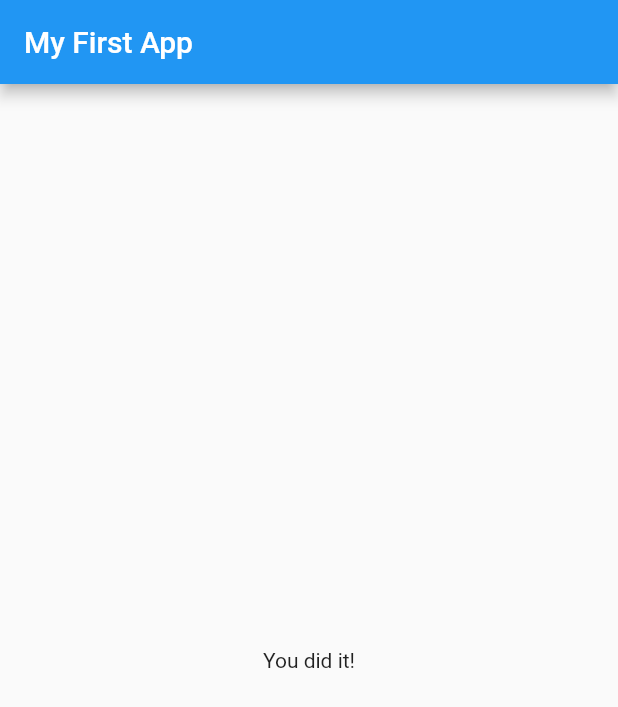
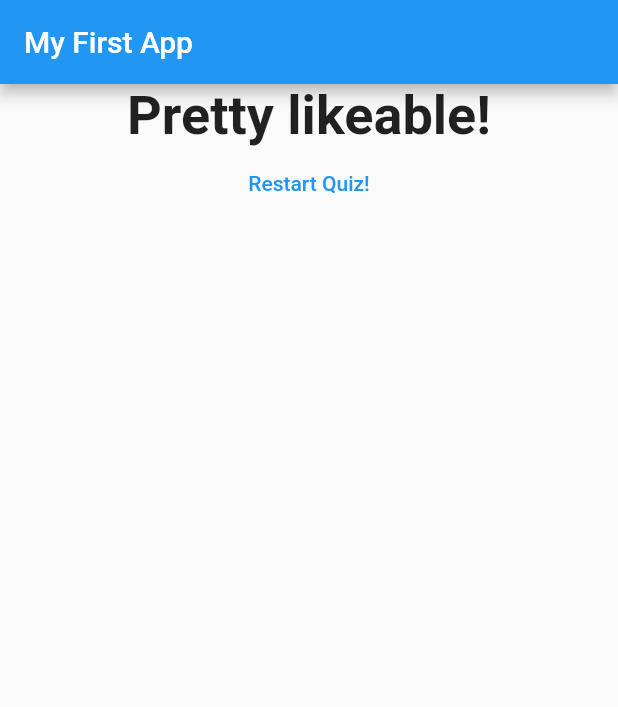
Before and after one commit to JaiminRana01/flutter_complete_guide, a Flutter app: the screen it shows after launch, after a tap on "Red", after a tap on "Elephant", after a tap on "Rohit", on a phone screen of 412 x 824 dp. Shown: the top 707 px of the screen. Run offline on Flutter 3.47's test engine with Material 2 defaults, Android fonts, the phone set to English and light mode, and no system bars.

Commit message:
quiz app finished

```diff
--- a/lib/main.dart
+++ b/lib/main.dart
@@ -17,21 +17,46 @@ class _MyAppState extends State<MyApp> {
   final _questions = const [
     {
       'questionText': 'What\'s your favorite color?',
-      'answers': ['Red', 'Black', 'Blue', 'White'],
+      'answers': [
+        {'text': 'Red', 'score': 5},
+        {'text': 'Black', 'score': 1},
+        {'text': 'Blue', 'score': 4},
+        {'text': 'White', 'score': 3}
+      ],
     },
     {
       'questionText': 'What\'s your favorite animal?',
-      'answers': ['Lion', 'Elephant', 'Cat', 'Dog'],
+      'answers': [
+        {'text': 'Lion', 'score': 4},
+        {'text': 'Elephant', 'score': 3},
+        {'text': 'Cat', 'score': 5},
+        {'text': 'Dog', 'score': 5}
+      ],
     },
     {
       'questionText': 'Who\'s your favorite cricketer?',
-      'answers': ['Dhoni', 'Virat', 'Rohit', 'Pant'],
+      'answers': [
+        {'text': 'Dhoni', 'score': 5},
+        {'text': 'Virat', 'score': 5},
+        {'text': 'Rohit', 'score': 5},
+        {'text': 'Pant', 'score': 5}
+      ],
     }
   ];
 
   var _questionIndex = 0;
+  var _totalScore = 0;
 
-  void _answerQuestion() {
+  void _resetQuiz() {
+    setState(() {
+      _questionIndex = 0;
+      _totalScore = 0;
+    });
+  }
+
+  void _answerQuestion(int score) {
+    _totalScore += score;
+
     setState(() {
       _questionIndex = _questionIndex + 1;
     });
@@ -55,7 +80,7 @@ class _MyAppState extends State<MyApp> {
                 questionIndex: _questionIndex,
                 questions: _questions,
               )
-            : Result(),
+            : Result(_totalScore, _resetQuiz),
       ),
     );
   }
--- a/lib/quiz.dart
+++ b/lib/quiz.dart
@@ -20,8 +20,9 @@ class Quiz extends StatelessWidget {
         Question(
           questions[questionIndex]['questionText'],
         ),
-        ...(questions[questionIndex]['answers'] as List<String>).map((answer) {
-          return Answer(answerQuestion, answer);
+        ...(questions[questionIndex]['answers'] as List<Map<String, Object>>)
+            .map((answer) {
+          return Answer(() => answerQuestion(answer['score']), answer['text']);
         }).toList()
       ],
     );
--- a/lib/result.dart
+++ b/lib/result.dart
@@ -1,12 +1,39 @@
 import 'package:flutter/material.dart';
 
 class Result extends StatelessWidget {
-  const Result({Key key}) : super(key: key);
+  final int score;
+  final Function resetHandler;
+
+  Result(this.score, this.resetHandler);
+
+  String get resultPhrase {
+    var resultText;
+    if (score >= 14) {
+      resultText = 'You are awesome';
+    } else if (score >= 10) {
+      resultText = 'Pretty likeable!';
+    } else {
+      resultText = 'You are.... strange?!';
+    }
+    return resultText;
+  }
 
   @override
   Widget build(BuildContext context) {
     return Center(
-      child: Text('You did it!'),
+      child: Column(
+        children: [
+          Text(
+            resultPhrase,
+            style: TextStyle(fontSize: 36.0, fontWeight: FontWeight.bold),
+          ),
+          FlatButton(
+            onPressed: resetHandler,
+            child: Text('Restart Quiz!'),
+            textColor: Colors.blue,
+          )
+        ],
+      ),
     );
   }
 }
```
